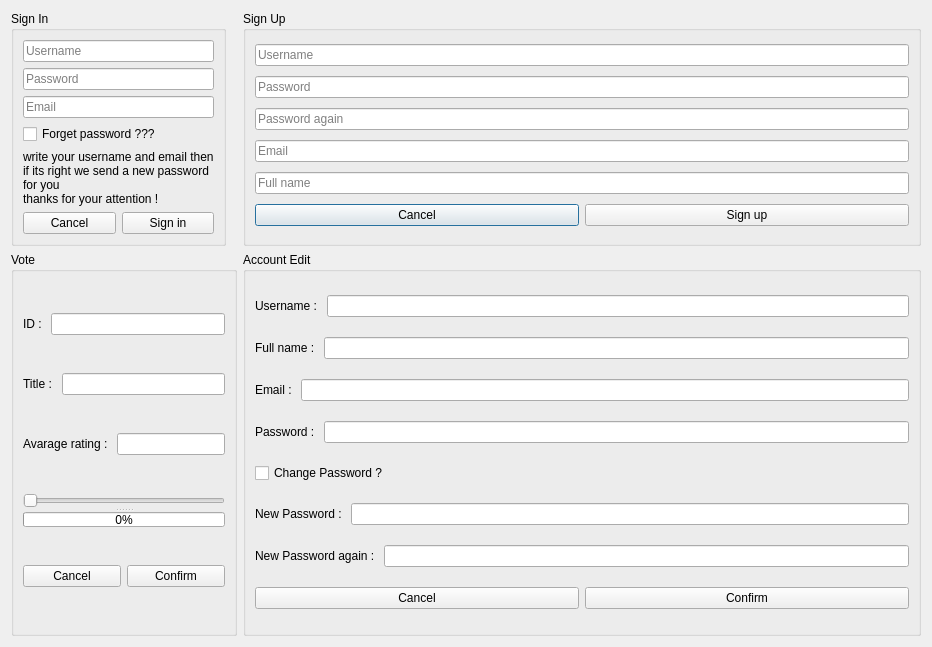
Old version of the form process-page/process.ui in the repository UniversityOfIsfahan-DS-00/phase1-mat-mot.
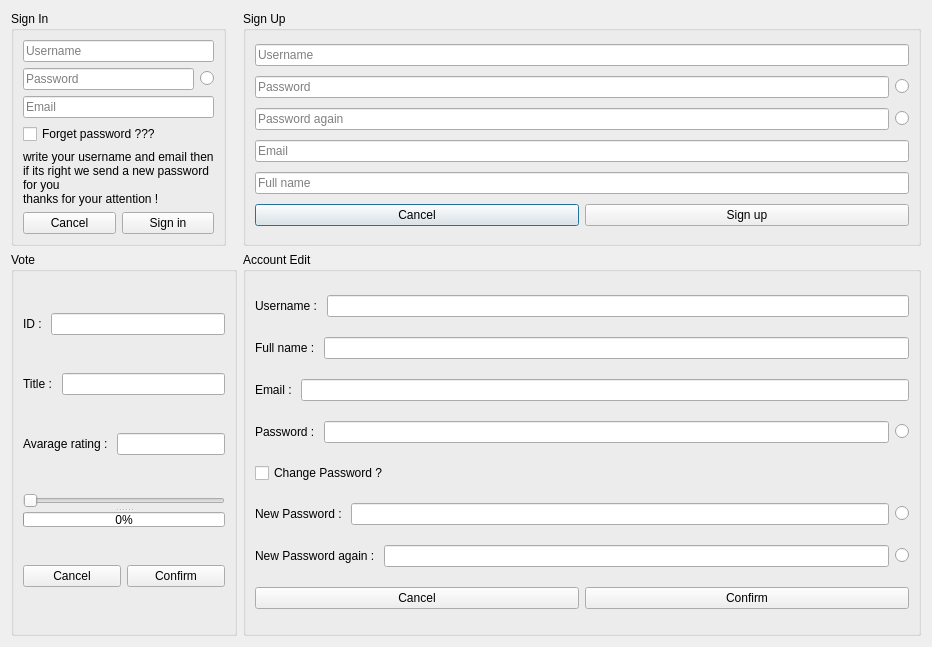
New version of the form. Icons and pictures are not drawn.

Patch:
```diff
--- a/process-page/process.ui
+++ b/process-page/process.ui
@@ -28,20 +28,48 @@
        </widget>
       </item>
       <item>
+       <layout class="QHBoxLayout" name="horizontalLayout_13">
+        <item>
        <widget class="QLineEdit" name="signup_password">
+          <property name="echoMode">
+           <enum>QLineEdit::Password</enum>
+          </property>
         <property name="placeholderText">
          <string>Password</string>
         </property>
        </widget>
       </item>
+        <item>
+         <widget class="QRadioButton" name="signup_passechomod">
+          <property name="text">
+           <string/>
+          </property>
+         </widget>
+        </item>
+       </layout>
+      </item>
+      <item>
+       <layout class="QHBoxLayout" name="horizontalLayout_14">
       <item>
        <widget class="QLineEdit" name="signu_passwordagain">
+          <property name="echoMode">
+           <enum>QLineEdit::Password</enum>
+          </property>
         <property name="placeholderText">
          <string>Password again</string>
         </property>
        </widget>
       </item>
       <item>
+         <widget class="QRadioButton" name="signup_passagainechomod">
+          <property name="text">
+           <string/>
+          </property>
+         </widget>
+        </item>
+       </layout>
+      </item>
+      <item>
        <widget class="QLineEdit" name="signup_emai">
         <property name="placeholderText">
          <string>Email</string>
@@ -98,11 +126,28 @@
        </widget>
       </item>
       <item>
+       <layout class="QHBoxLayout" name="horizontalLayout_3">
+        <property name="topMargin">
+         <number>0</number>
+        </property>
+        <item>
        <widget class="QLineEdit" name="signin_password">
+          <property name="echoMode">
+           <enum>QLineEdit::Password</enum>
+          </property>
         <property name="placeholderText">
          <string>Password</string>
         </property>
        </widget>
+        </item>
+        <item>
+         <widget class="QRadioButton" name="signin_passechomod">
+          <property name="text">
+           <string/>
+          </property>
+         </widget>
+        </item>
+       </layout>
       </item>
       <item>
        <widget class="QLineEdit" name="signin_email">
@@ -229,7 +274,18 @@
          </widget>
         </item>
         <item>
-         <widget class="QLineEdit" name="accedit_password"/>
+         <widget class="QLineEdit" name="accedit_password">
+          <property name="echoMode">
+           <enum>QLineEdit::Password</enum>
+          </property>
+         </widget>
+        </item>
+        <item>
+         <widget class="QRadioButton" name="accedit_passechomod">
+          <property name="text">
+           <string/>
+          </property>
+         </widget>
         </item>
        </layout>
       </item>
@@ -254,7 +310,18 @@
          </widget>
         </item>
         <item>
-         <widget class="QLineEdit" name="accedit_newpassword"/>
+         <widget class="QLineEdit" name="accedit_newpassword">
+          <property name="echoMode">
+           <enum>QLineEdit::Password</enum>
+          </property>
+         </widget>
+        </item>
+        <item>
+         <widget class="QRadioButton" name="accedit_newpassechomod">
+          <property name="text">
+           <string/>
+          </property>
+         </widget>
         </item>
        </layout>
       </item>
@@ -268,7 +335,18 @@
          </widget>
         </item>
         <item>
-         <widget class="QLineEdit" name="accedit_newpasswordagain"/>
+         <widget class="QLineEdit" name="accedit_newpasswordagain">
+          <property name="echoMode">
+           <enum>QLineEdit::Password</enum>
+          </property>
+         </widget>
+        </item>
+        <item>
+         <widget class="QRadioButton" name="accedit_newpassagainechomod">
+          <property name="text">
+           <string/>
+          </property>
+         </widget>
         </item>
        </layout>
       </item>
```
Lines whose indentation alone changed are shown as unchanged.
